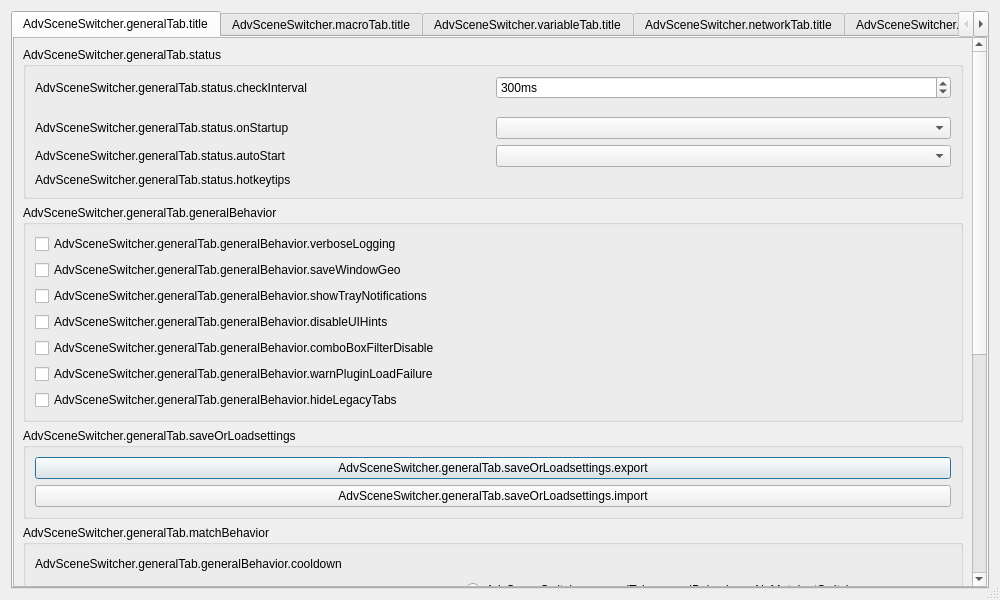
This is forms/advanced-scene-switcher.ui in WarmUpTill/SceneSwitcher as Qt 5 draws it before an edit. The edited form follows.
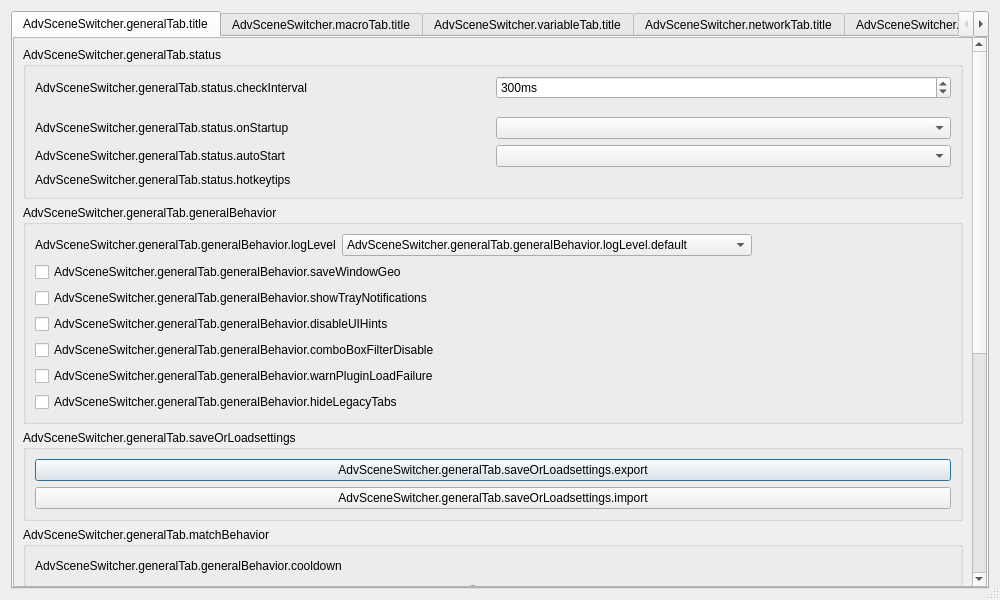
This is the edited form. The open tabs and pages were chosen to show the change. Icons and pictures are not drawn. Custom widgets are drawn as their Qt base class.

Commit message: Add log level which prints performed actions

Diff of the .ui file:
```diff
--- a/forms/advanced-scene-switcher.ui
+++ b/forms/advanced-scene-switcher.ui
@@ -163,12 +163,31 @@
                   <item>
                    <layout class="QHBoxLayout" name="horizontalLayout_52">
                     <item>
-                     <widget class="QCheckBox" name="verboseLogging">
+                     <widget class="QLabel" name="label_21">
                       <property name="text">
-                       <string>AdvSceneSwitcher.generalTab.generalBehavior.verboseLogging</string>
+                       <string>AdvSceneSwitcher.generalTab.generalBehavior.logLevel</string>
                       </property>
                      </widget>
                     </item>
+                    <item>
+                     <widget class="QComboBox" name="logLevel">
+                      <item>
+                       <property name="text">
+                        <string>AdvSceneSwitcher.generalTab.generalBehavior.logLevel.default</string>
+                       </property>
+                      </item>
+                      <item>
+                       <property name="text">
+                        <string>AdvSceneSwitcher.generalTab.generalBehavior.logLevel.printActions</string>
+                       </property>
+                      </item>
+                      <item>
+                       <property name="text">
+                        <string>AdvSceneSwitcher.generalTab.generalBehavior.logLevel.verbose</string>
+                       </property>
+                      </item>
+                     </widget>
+                    </item>
                     <item>
                      <spacer name="horizontalSpacer_49">
                       <property name="orientation">
```
Left out of the diff: 2 changed lines with no effect on the pictures. The commit also changes 55 other files.
